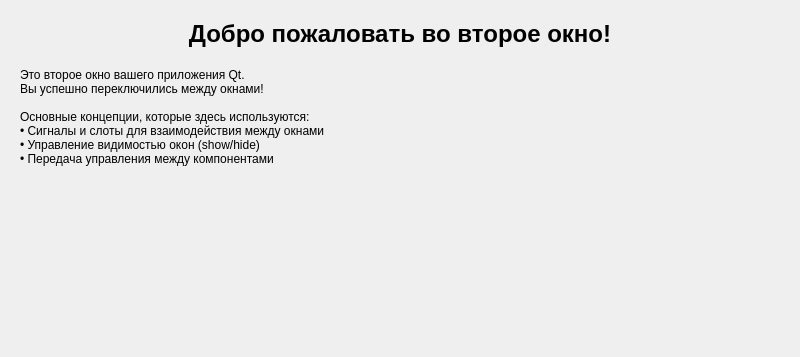
First picture: the form in src/secondwindow.ui, repository RA6AMO/qt_mill, before the edit; both pictures show x 0 to 800 and y 0 to 357 of the 800 by 600 pixel window.
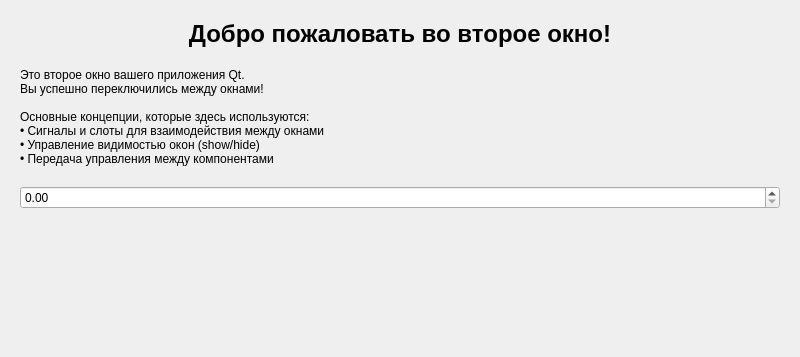
Second picture: the form after the edit.

```diff
--- a/src/secondwindow.ui
+++ b/src/secondwindow.ui
@@ -86,9 +86,9 @@
       </property>
      </widget>
     </item>
-
-    <!-- Spacer - пустое пространство, которое растягивается -->
-    <!-- Используется для прижатия кнопки к низу окна -->
+    <item>
+     <widget class="QDoubleSpinBox" name="doubleSpinBox"/>
+    </item>
     <item>
      <spacer name="verticalSpacer">
       <property name="orientation">
```
Left out of the diff: 85 changed lines with no effect on the pictures.
